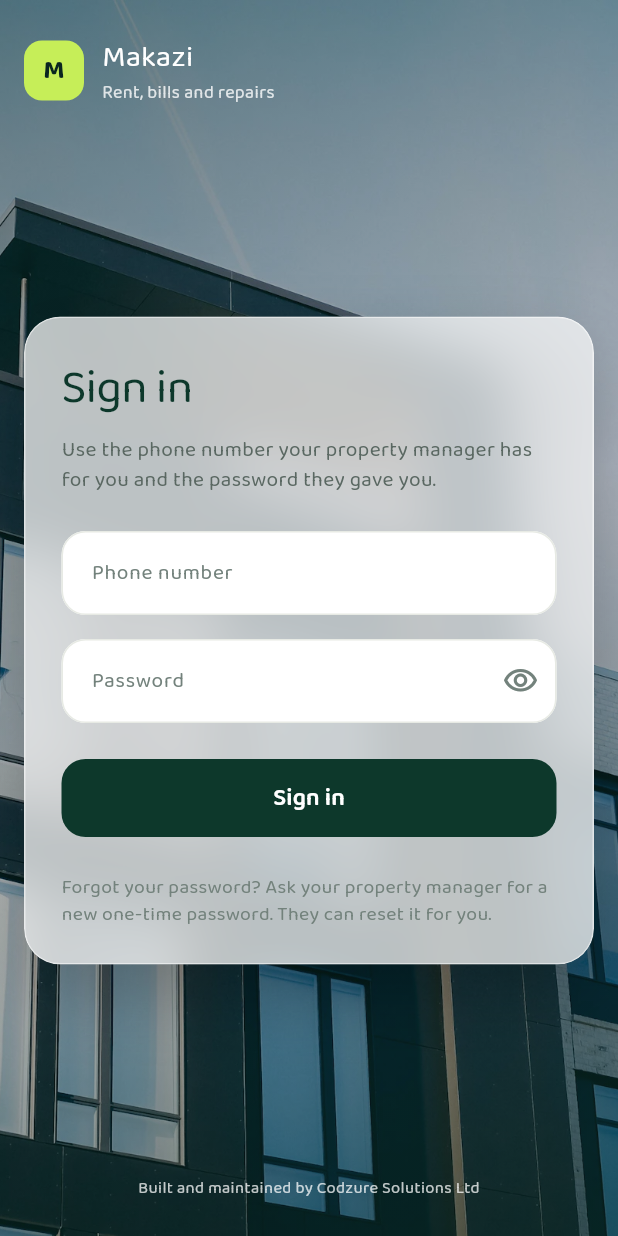
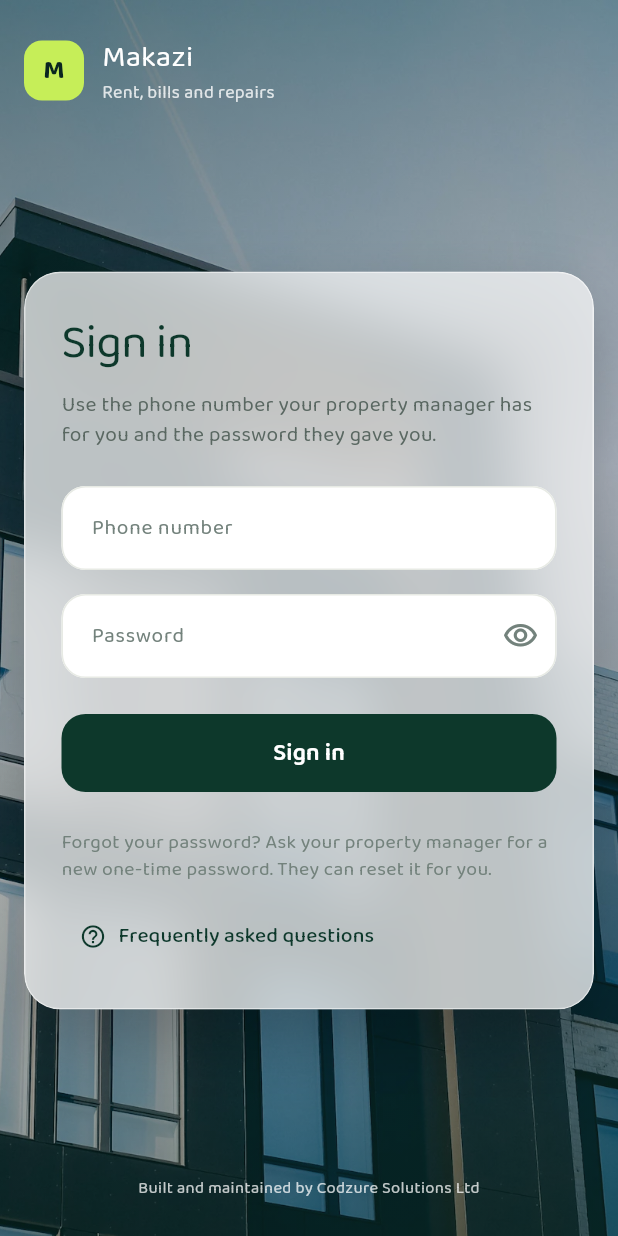
Before and after one commit to mutugileo/makazi, a Flutter app: the screen it shows after launch, on a phone screen of 412 x 824 dp. Run offline on Flutter 3.47's test engine with Material 3 defaults, Android fonts, the phone set to English and light mode, and no system bars; our stand-ins replace flutter_riverpod, flutter_secure_storage, google_fonts, local_auth, supabase_flutter; accounts and stored records are empty.

Commit message:
Compile demo data out of release builds; enable RLS on suspense queue; add sign-in FAQ
- Gate the bundled demo seed and demo sign-ins behind kDemoDataAvailable.
- Remove the demo phone-to-name mapping from live sign-in.
- Enable row-level security on suspense_payments before it is applied.
- Add FAQ dialog to the sign-in screen.

Co-Authored-By: Claude Haiku 5.5 <noreply@anthropic.com>

```diff
--- /dev/null
+++ b/lib/core/config/demo_data.dart
@@ -0,0 +1,10 @@
+import 'package:flutter/foundation.dart';
+import 'supabase_config.dart';
+
+/// Demo data (the bundled tenant seed and the demo sign-ins) is available to
+/// tests, debug runs and the offline demo build (`MAKAZI_DEMO=true`).
+///
+/// A release build that talks to Supabase gets `false`. This is a
+/// compile-time constant, so the demo branches and the data they reference
+/// are removed from that build rather than only skipped at runtime.
+const bool kDemoDataAvailable = !kReleaseMode || SupabaseConfig.demo;
--- a/lib/features/auth/presentation/screens/sign_in_screen.dart
+++ b/lib/features/auth/presentation/screens/sign_in_screen.dart
@@ -4,10 +4,12 @@ import 'package:flutter_riverpod/flutter_riverpod.dart';
 import '../../../../core/theme/app_colors.dart';
 import '../../../../core/theme/app_spacing.dart';
 import '../../../../core/theme/app_typography.dart';
+import '../../../../core/config/demo_data.dart';
 import '../../data/auth_repository.dart';
 import '../../data/demo_credentials.dart';
 import '../state/auth_providers.dart';
 import '../widgets/auth_scaffold.dart';
+import '../widgets/tenant_faq_dialog.dart';
 
 class SignInScreen extends ConsumerStatefulWidget {
   const SignInScreen({super.key});
@@ -57,7 +59,8 @@ class _SignInScreenState extends ConsumerState<SignInScreen> {
     final state = ref.watch(authProvider);
     // Only the prototype's demo sign-in shows this; the Supabase repository
     // in Phase 2 never does.
-    final isDemo = ref.watch(authRepositoryProvider) is DemoAuthRepository;
+    final isDemo =
+        kDemoDataAvailable && ref.watch(authRepositoryProvider) is DemoAuthRepository;
 
     return AuthScaffold(
       title: 'Sign in',
@@ -121,6 +124,13 @@ class _SignInScreenState extends ConsumerState<SignInScreen> {
                 color: AppColors.textMuted,
                 height: 1.4,
               ),
+            ),
+            const SizedBox(height: AppSpacing.sm),
+            TextButton.icon(
+              key: const ValueKey('sign_in_faq'),
+              onPressed: () => showTenantFaqDialog(context),
+              icon: const Icon(Icons.help_outline),
+              label: const Text('Frequently asked questions'),
             ),
             if (isDemo)
               for (final account in kDemoAccounts) ...[
--- a/lib/features/auth/presentation/state/auth_providers.dart
+++ b/lib/features/auth/presentation/state/auth_providers.dart
@@ -1,4 +1,5 @@
 import 'package:flutter_riverpod/flutter_riverpod.dart';
+import '../../../../core/config/demo_data.dart';
 import '../../../../core/data/data_mode.dart';
 import '../../data/auth_repository.dart';
 import '../../data/biometric_unlock.dart';
@@ -9,11 +10,11 @@ import 'auth_notifier.dart';
 import 'auth_state.dart';
 
 /// Supabase Auth in the live app; the in-memory demo accounts only in tests
-/// and the offline demo build.
+/// and the offline demo build (never in a release build that uses Supabase).
 final authRepositoryProvider = Provider<AuthRepository>(
-  (ref) => ref.watch(liveDataProvider)
-      ? SupabaseAuthRepository()
-      : DemoAuthRepository(),
+  (ref) => kDemoDataAvailable && !ref.watch(liveDataProvider)
+      ? DemoAuthRepository()
+      : SupabaseAuthRepository(),
 );
 
 /// The PIN record for this phone: Keychain / Keystore in the live app.
```
Also changed, not shown: lib/features/auth/presentation/state/auth_notifier.dart (+1 -11 lines), lib/features/auth/presentation/widgets/tenant_faq_dialog.dart (added, +115 -0 lines), lib/features/billing/presentation/state/tenant_account_notifier.dart (+6 -1 lines), 1 other file.
